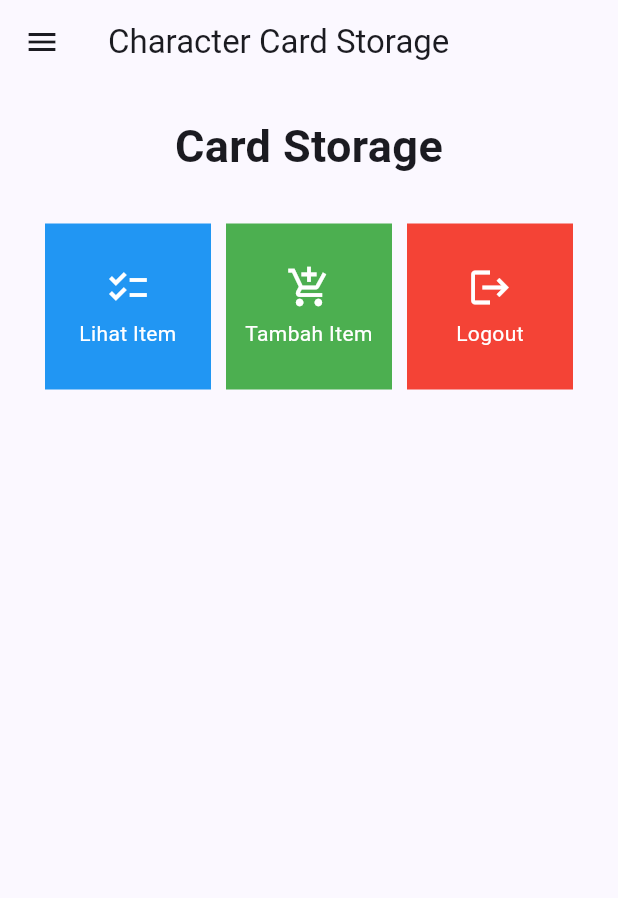
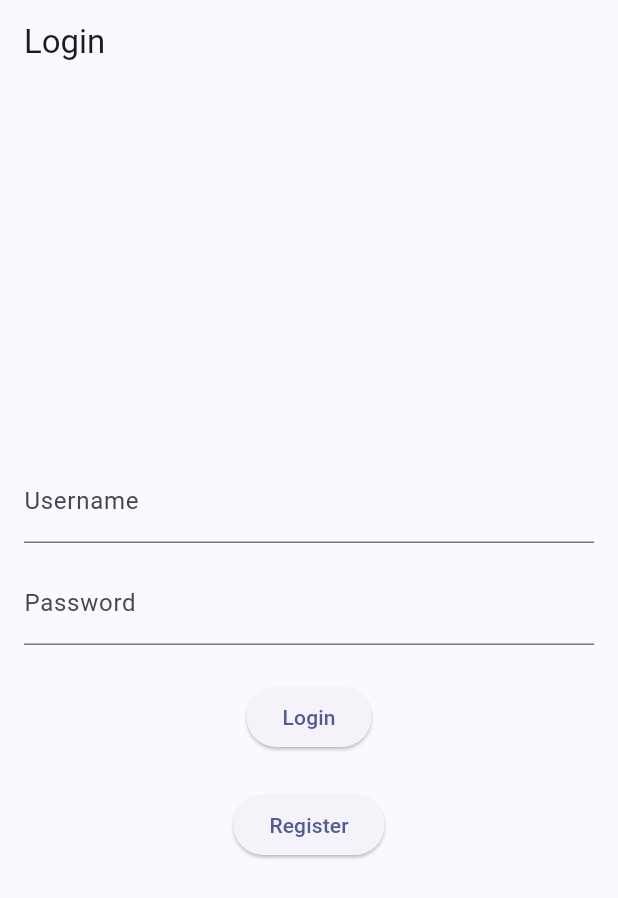
Before and after one commit to fadhilmuh/poke-co-mobile, a Flutter app: the screen it shows after launch, on a phone screen of 412 x 824 dp. Shown: the top 898 px of the screen. Run offline on Flutter 3.47's test engine with Material 2 defaults, Android fonts, the phone set to English and light mode, and no system bars; missing offline and left inert: pbp_django_auth.

Commit message:
Tugas 9 v1.0

```diff
--- a/lib/main.dart
+++ b/lib/main.dart
@@ -1,38 +1,30 @@
 import 'package:flutter/material.dart';
-import 'package:poke_co/screens/menu.dart';
+import 'package:poke_co/screens/login.dart';
+import 'package:pbp_django_auth/pbp_django_auth.dart';
+import 'package:provider/provider.dart';
+
 
 void main() {
   runApp(const MyApp());
 }
 
 class MyApp extends StatelessWidget {
-  const MyApp({super.key});
+    const MyApp({Key? key}) : super(key: key);
 
-  // This widget is the root of your application.
     @override
     Widget build(BuildContext context) {
-    return MaterialApp(
-      title: 'Card Storage',
+        return Provider(
+            create: (_) {
+                CookieRequest request = CookieRequest();
+                return request;
+            },
+            child: MaterialApp(
+                title: 'Flutter App',
                 theme: ThemeData(
-        // This is the theme of your application.
-        //
-        // TRY THIS: Try running your application with "flutter run". You'll see
-        // the application has a blue toolbar. Then, without quitting the app,
-        // try changing the seedColor in the colorScheme below to Colors.green
-        // and then invoke "hot reload" (save your changes or press the "hot
-        // reload" button in a Flutter-supported IDE, or press "r" if you used
-        // the command line to start the app).
-        //
-        // Notice that the counter didn't reset back to zero; the application
-        // state is not lost during the reload. To reset the state, use hot
-        // restart instead.
-        //
-        // This works for code too, not just values: Most code changes can be
-        // tested with just a hot reload.
                     colorScheme: ColorScheme.fromSeed(seedColor: Colors.indigo),
                     useMaterial3: true,
                 ),
-      home: MyHomePage(),
+                home: LoginPage()),
             );
     }
 }
--- /dev/null
+++ b/lib/screens/login.dart
@@ -0,0 +1,128 @@
+import 'package:poke_co/screens/menu.dart';
+import 'package:flutter/material.dart';
+import 'package:pbp_django_auth/pbp_django_auth.dart';
+import 'package:provider/provider.dart';
+import 'package:poke_co/screens/register.dart';
+
+void main() {
+    runApp(const LoginApp());
+}
+
+class LoginApp extends StatelessWidget {
+  const LoginApp({super.key});
+
+  @override
+  Widget build(BuildContext context) {
+      return MaterialApp(
+          title: 'Login',
+          theme: ThemeData(
+              primarySwatch: Colors.blue,
+      ),
+      home: const LoginPage(),
+      );
+      }
+}
+
+class LoginPage extends StatefulWidget {
+    const LoginPage({super.key});
+    static String uname = "";
+
+    @override
+    _LoginPageState createState() => _LoginPageState();
+}
+
+class _LoginPageState extends State<LoginPage> {
+    final TextEditingController _usernameController = TextEditingController();
+    final TextEditingController _passwordController = TextEditingController();
+
+    @override
+    Widget build(BuildContext context) {
+        final request = context.watch<CookieRequest>();
+        return Scaffold(
+            appBar: AppBar(
+                title: const Text('Login'),
+            ),
+            body: Container(
+                padding: const EdgeInsets.all(16.0),
+                child: Column(
+                    mainAxisAlignment: MainAxisAlignment.center,
+                    children: [
+                        TextField(
+                            controller: _usernameController,
+                            decoration: const InputDecoration(
+                                labelText: 'Username',
+                            ),
+                        ),
+                        const SizedBox(height: 12.0),
+                        TextField(
+                            controller: _passwordController,
+                            decoration: const InputDecoration(
+                                labelText: 'Password',
+                            ),
+                            obscureText: true,
+                        ),
+                        const SizedBox(height: 24.0),
+                        ElevatedButton(
+                            onPressed: () async {
+                                String username = _usernameController.text;
+                                String password = _passwordController.text;
+
+                                // Cek kredensial
+                                // TODO: Ganti URL dan jangan lupa tambahkan trailing slash (/) di akhir URL!
+                                // Untuk menyambungkan Android emulator dengan Django pada localhost,
+                                // gunakan URL http://10.0.2.2/
+                                final response = await request.login("http://127.0.0.1:8000/auth/login/", {
+                                'username': username,
+                                'password': password,
+                                });
+
+                                if (request.loggedIn) {
+                                    String message = response['message'];
+                                    LoginPage.uname = response['username'];
+                                    String uname = LoginPage.uname;
+
+                                    Navigator.pushReplacement(
+                                        context,
+                                        MaterialPageRoute(builder: (context) => MyHomePage()),
+                                    );
+                                    ScaffoldMessenger.of(context)
+                                        ..hideCurrentSnackBar()
+                                        ..showSnackBar(
+                                            SnackBar(content: Text("$message Selamat datang, $uname.")));
+                                    } else {
+                                    showDialog(
+                                        context: context,
+                                        builder: (context) => AlertDialog(
+                                            title: const Text('Login Gagal'),
+                                            content:
+                                                Text(response['message']),
+                                            actions: [
+                                                TextButton(
+                                                    child: const Text('OK'),
+                                                    onPressed: () {
+                                                        Navigator.pop(context);
+                                                    },
+                                                ),
+                                            ],
+                                        ),
+                                    );
+                                }
+                            },
+                            child: const Text('Login'),
+                        ),
+                        const SizedBox(height: 24.0),
+                        ElevatedButton (
+                          onPressed: ()  {
+                              Navigator.pushReplacement(
+                                  context,
+                                  MaterialPageRoute(builder: (context) => const RegisterPage()),
+                              );
+                          },
+                          child: const Text('Register'),
+                        ),
+                    ],
+                ),
+            ),
+        );
+    }
+}
--- a/pubspec.yaml
+++ b/pubspec.yaml
@@ -35,6 +35,9 @@
   # The following adds the Cupertino Icons font to your application.
   # Use with the CupertinoIcons class for iOS style icons.
   cupertino_icons: ^1.0.2
+  provider: ^6.1.1
+  pbp_django_auth: ^0.4.0
+  http: ^1.1.0
 
 dev_dependencies:
   flutter_test:
```
Also changed, not shown: lib/models/character.dart (+70 -7 lines), lib/screens/item_form.dart (+37 -32 lines), lib/screens/item_list.dart (+83 -44 lines), lib/screens/menu.dart (+31 -4 lines), lib/screens/register.dart (added, +134 -0 lines), lib/widgets/left_drawer.dart (+8 -12 lines), pubspec.lock, 3 other files. Lines whose indentation alone changed are shown as unchanged.
